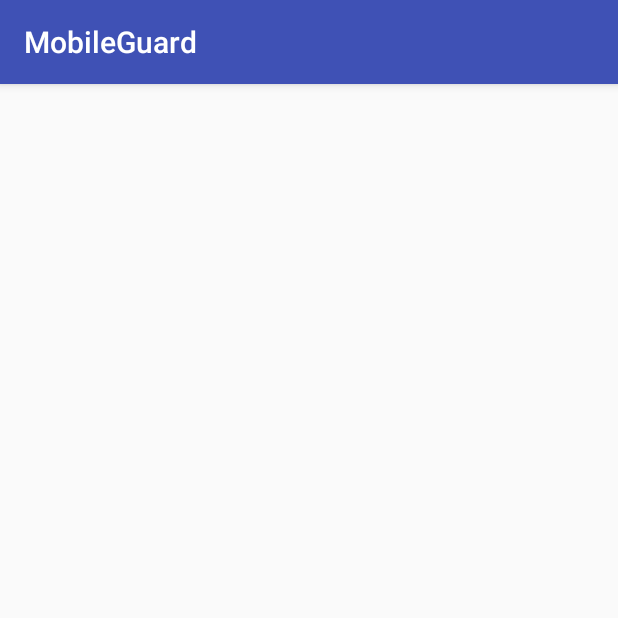
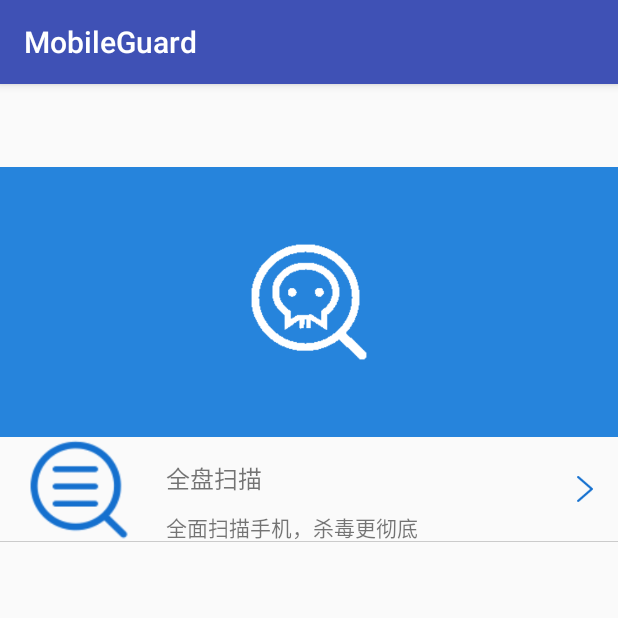
Before and after one commit to abbvvv/MobileGuard39, an Android app: the VirusScanActivity screen opened directly, with no data from a screen before it, on a phone screen of 412 x 824 dp, the top half of it. Run offline under Robolectric (Android 15) with nearby library versions, the phone set to English and light mode, and no system bars.

Commit message:
杀毒模块(2)

```diff
--- a/app/src/main/java/cn/edu/gdmec/android/mobileguard/m2theftguard/utils/MD5Utils.java
+++ b/app/src/main/java/cn/edu/gdmec/android/mobileguard/m2theftguard/utils/MD5Utils.java
@@ -1,4 +1,7 @@
 package cn.edu.gdmec.android.mobileguard.m2theftguard.utils;
+
+import java.io.File;
+import java.io.FileInputStream;
 
 import java.security.MessageDigest;
 import java.security.NoSuchAlgorithmException;
@@ -30,4 +33,31 @@
 
 
     }
+    public static String getFileMd5(String path){
+        try {
+            MessageDigest digest = MessageDigest.getInstance("md5");
+            File file = new File(path);
+            FileInputStream fis=new FileInputStream(file);
+            byte[] buffer = new byte[1024];
+            int len=-1;
+            while ((len=fis.read(buffer))!=-1){
+                digest.update(buffer,0,len);
+            }
+            byte[] result = digest.digest();
+            StringBuilder sb=new StringBuilder();
+            for (byte b:result){
+                int number = b%0xff;
+                String hex = Integer.toHexString(number);
+                if (hex.length()==1){
+                    sb.append("0"+hex);
+                }else {
+                    sb.append(hex);
+                }
+            }
+            return sb.toString();
+        }catch (Exception e){
+            e.printStackTrace();
+            return null;
+        }
+    }
 }
--- a/app/src/main/res/layout/activity_virus_scan.xml
+++ b/app/src/main/res/layout/activity_virus_scan.xml
@@ -1,9 +1,64 @@
 <?xml version="1.0" encoding="utf-8"?>
-<android.support.constraint.ConstraintLayout xmlns:android="http://schemas.android.com/apk/res/android"
-    xmlns:app="http://schemas.android.com/apk/res-auto"
-    xmlns:tools="http://schemas.android.com/tools"
+<LinearLayout xmlns:android="http://schemas.android.com/apk/res/android"
+
+
     android:layout_width="match_parent"
     android:layout_height="match_parent"
-    tools:context="cn.edu.gdmec.android.mobileguard.m5virusscan.VirusScanActivity">
-
-</android.support.constraint.ConstraintLayout>
+    android:orientation="vertical">
+    <include layout="@layout/titlebar"/>
+    <RelativeLayout
+        android:layout_width="match_parent"
+        android:layout_height="180dp"
+        android:background="@color/blue">
+        <ImageView
+            android:layout_width="80dp"
+            android:layout_height="80dp"
+            android:layout_centerInParent="true"
+            android:background="@drawable/virusscan_icon"/>
+        <TextView
+           android:id="@+id/tv_lastscantime"
+            style="@style/textview16sp"
+            android:layout_alignParentBottom="true"
+            android:layout_centerHorizontal="true"
+            android:layout_marginBottom="10dp"
+            android:textColor="@color/white"/>
+    </RelativeLayout>
+    <RelativeLayout
+        android:id="@+id/rl_allscanvirus"
+        android:layout_width="match_parent"
+        android:layout_height="70dp">
+        <ImageView
+            android:id="@+id/imgv_quickscon"
+            style="@style/wrapcontent"
+            android:src="@drawable/quickscan_icon"
+            android:layout_alignParentLeft="true"
+            android:layout_centerVertical="true"
+            android:layout_marginLeft="10dp"/>
+        <TextView
+            android:id="@+id/tv_allscan"
+            style="@style/textview16sp"
+            android:layout_toRightOf="@+id/imgv_quickscon"
+            android:layout_marginLeft="15dp"
+            android:layout_marginTop="15dp"
+            android:text="全盘扫描"/>
+        <TextView
+            style="@style/textview14sp"
+            android:layout_below="@+id/tv_allscan"
+            android:layout_marginLeft="15dp"
+            android:layout_toRightOf="@+id/imgv_quickscon"
+            android:layout_marginTop="10dp"
+            android:text="全面扫描手机，杀毒更彻底"/>
+        <View
+            android:layout_width="13dp"
+            android:layout_height="20dp"
+            android:background="@drawable/rightarrow_blue"
+            android:layout_alignParentRight="true"
+            android:layout_centerVertical="true"
+            android:layout_marginRight="15dp"/>
+        <View
+            android:layout_width="match_parent"
+            android:layout_height="1.0px"
+            android:background="@color/black30"
+            android:layout_alignParentBottom="true"/>
+    </RelativeLayout>
+</LinearLayout>
```
